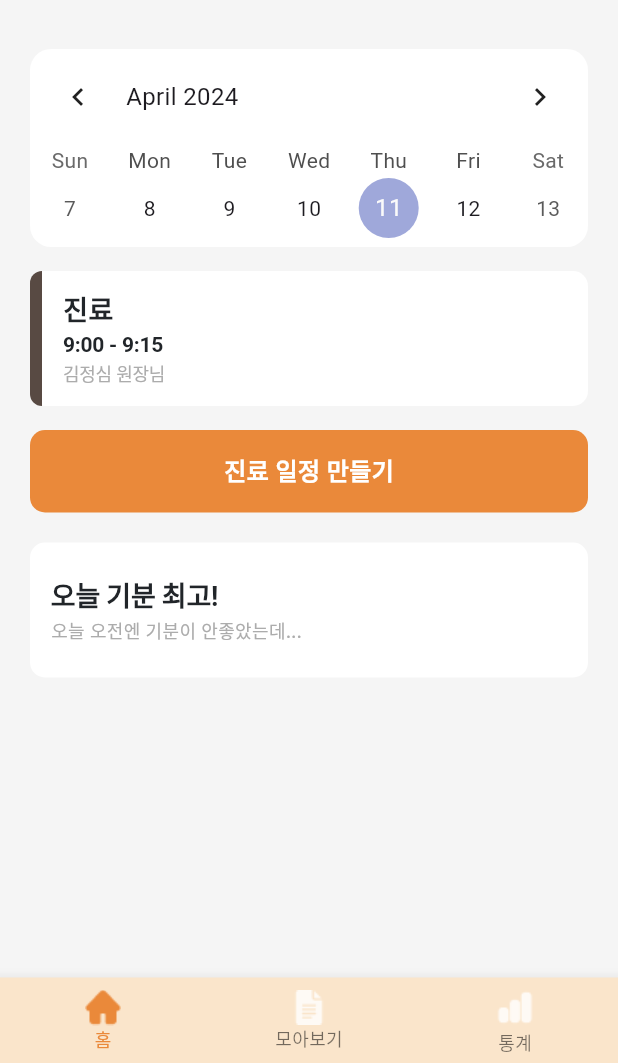
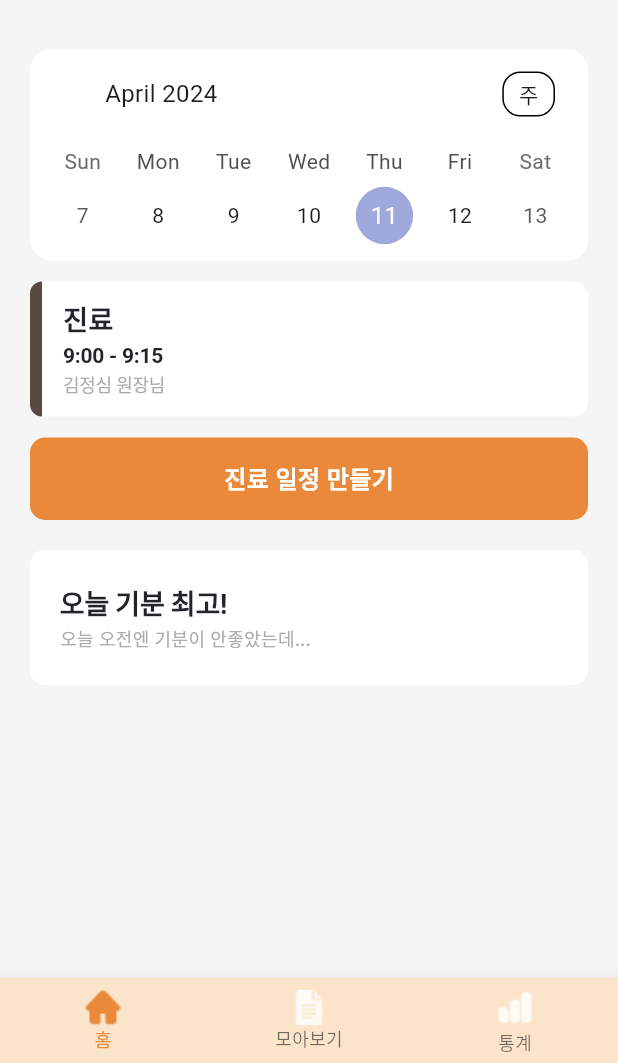
Before and after one commit to b14nc444/mindlog, a Flutter app: the screen it shows after launch, on a phone screen of 412 x 824 dp, the part 173-1236 px from its top. Run offline on Flutter 3.47's test engine with Material 3 defaults, Android fonts, the light colour scheme and no system bars; drawn by our look-alikes of table_calendar.

Commit message:
widget to component - home appointment, mindlog lists

```diff
--- /dev/null
+++ b/lib/component/appointment_list.dart
@@ -0,0 +1,82 @@
+import 'package:flutter/material.dart';
+
+import '../const/visual.dart';
+
+class appointmentList extends StatelessWidget {
+  final String appointmentTime;
+  final String doctor;
+
+  const appointmentList({
+    super.key, required this.appointmentTime, required this.doctor
+  });
+
+
+  @override
+  Widget build(BuildContext context) {
+    return Column(
+      children: [
+        Container(
+          decoration: BoxDecoration(
+              color: Colors.white,
+              borderRadius: BorderRadius.circular(10)
+          ),
+          child: SizedBox(
+            height: 90,
+            child: Row(
+              children: [
+                Container(
+                  width: 8,
+                  height: 90,
+                  decoration: const ShapeDecoration(
+                    color: secondaryColor3,
+                    shape: RoundedRectangleBorder(
+                      borderRadius: BorderRadius.only(
+                        topLeft: Radius.circular(10),
+                        bottomLeft: Radius.circular(10),
+                      ),
+                    ),
+                  ),
+                ),
+                Padding(
+                  padding: EdgeInsets.fromLTRB(14, 12, 0, 12),
+                  child: Column(
+                    mainAxisAlignment: MainAxisAlignment.spaceEvenly,
+                    crossAxisAlignment: CrossAxisAlignment.start,
+                    children: [
+                      Text('진료',
+                        style: TextStyle(
+                          color: basicBlack,
+                          fontSize: 18,
+                          fontWeight: FontWeight.w700,
+                        ),
+                      ),
+                      Text(appointmentTime,
+                        style: TextStyle(
+                            color: basicBlack,
+                            fontSize: 14,
+                            fontWeight: FontWeight.w600,
+                            letterSpacing: -0.15
+                        ),
+                      ),
+                      Text(doctor,
+                        style: TextStyle(
+                            color: typographyGray,
+                            fontSize: 12,
+                            fontWeight: FontWeight.w500,
+                            letterSpacing: -0.15
+                        ),
+                      ),
+                    ],
+                  ),
+                ),
+              ],
+            ),
+          ),
+        ),
+        SizedBox(
+          height: 10,
+        )
+      ],
+    );
+  }
+}
--- a/lib/component/calendar.dart
+++ b/lib/component/calendar.dart
@@ -1,10 +1,19 @@
+import 'package:flutter/cupertino.dart';
 import 'package:flutter/material.dart';
 import 'package:table_calendar/table_calendar.dart';
 
-class Calendar extends StatelessWidget {
+class Calendar extends StatefulWidget {
 
+  @override
+  State<Calendar> createState() => _CalendarState();
+}
+
+class _CalendarState extends State<Calendar> {
   DateTime? _selectedDay;
   DateTime _focusedDay = DateTime.now();
+
+  CalendarFormat _calendarFormat = CalendarFormat.week;
+
 
   @override
   Widget build(BuildContext context) {
@@ -12,34 +21,40 @@
       firstDay: DateTime.utc(2010, 1, 1),
       lastDay: DateTime.utc(2050, 12, 31),
       focusedDay: _focusedDay,
-      calendarFormat: CalendarFormat.week,
-      headerStyle: HeaderStyle(
-          formatButtonVisible: false,
+      calendarFormat: _calendarFormat,
+      availableCalendarFormats: const {
+        CalendarFormat.month: '주',
+        CalendarFormat.week: '월',
+      },
+      onFormatChanged: (format) {
+        setState(() {
+          _calendarFormat = format;
+        });
+      },
+      rowHeight: 60, // 요일쪽
+      daysOfWeekHeight: 16, // 날짜쪽
+      headerStyle: const HeaderStyle(
+          // formatButtonVisible: false,
+          leftChevronVisible: false, // 왼쪽 화살표 숨기기
+          rightChevronVisible: false, // 오른쪽 화살표 숨기기
           titleTextStyle: TextStyle(
               fontSize: 16
-          )
+          ),
+        headerPadding: EdgeInsets.fromLTRB(40, 15, 12, 20),
       ),
       selectedDayPredicate: (day) => isSameDay(_selectedDay, day),
-      // onDaySelected: (selectedDay, focusedDay) {
-      //   if (!isSameDay(_selectedDay, selectedDay)) {
-      //     setState(() {
-      //       _selectedDay = selectedDay;
-      //       _focusedDay = focusedDay;
-      //     });
-      //   }
-      //   },  // select the day tapped
-    // onFormatChanged: (format) {
-    //   if (_calendarFormat != format) {
-    //     // Call `setState()` when updating calendar format
-    //     setState(() {
-    //       _calendarFormat = format;
-    //     });
-    //   }
-    // },
-    onPageChanged: (focusedDay) {
-    // No need to call `setState()` here
-    _focusedDay = focusedDay;
-    },
+      onDaySelected: (selectedDay, focusedDay) {
+        if (!isSameDay(_selectedDay, selectedDay)) {
+          setState(() {
+            _selectedDay = selectedDay;
+            _focusedDay = focusedDay;
+          });
+        }
+        },  // select the day tapped
+        onPageChanged: (focusedDay) {
+        // No need to call `setState()` here
+        _focusedDay = focusedDay;
+      },
     // eventLoader: (day) {
     //   return _getEventsForDay(day);
     // },
--- /dev/null
+++ b/lib/component/mindlog_list.dart
@@ -0,0 +1,57 @@
+import 'package:flutter/material.dart';
+
+import '../const/visual.dart';
+
+class mindlogList extends StatelessWidget {
+  final String mindlogTitle;
+  final String contents;
+
+  const mindlogList({
+    super.key, required this.mindlogTitle, required this.contents
+  });
+
+  @override
+  Widget build(BuildContext context) {
+    return Column(
+      crossAxisAlignment: CrossAxisAlignment.stretch,
+      children: [
+        Container(
+          decoration: BoxDecoration(
+              color: Colors.white,
+              borderRadius: BorderRadius.circular(10)
+          ),
+          child: SizedBox(
+            height: 90,
+            child: Padding(
+              padding: EdgeInsets.fromLTRB(20, 22, 0, 22),
+              child: Column(
+                mainAxisAlignment: MainAxisAlignment.spaceEvenly,
+                crossAxisAlignment: CrossAxisAlignment.start,
+                children: [
+                  Text(mindlogTitle,
+                    style: TextStyle(
+                        color: basicBlack,
+                        fontSize: 18,
+                        fontWeight: FontWeight.w700,
+                        letterSpacing: -0.2
+                    ),
+                  ),
+                  Text(contents,
+                    style: TextStyle(
+                        color: typographyGray,
+                        fontSize: 12,
+                        fontWeight: FontWeight.w500
+                    ),
+                  ),
+                ],
+              ),
+            ),
+          ),
+        ),
+        SizedBox(
+          height: 10,
+        )
+      ],
+    );
+  }
+}
--- a/lib/screen/homeScreen.dart
+++ b/lib/screen/homeScreen.dart
@@ -1,7 +1,9 @@
 import 'package:flutter/cupertino.dart';
 import 'package:flutter/material.dart';
 import 'package:mindlog_app/component/appbar.dart';
+import 'package:mindlog_app/component/appointment_list.dart';
 import 'package:mindlog_app/component/calendar.dart';
+import 'package:mindlog_app/component/mindlog_list.dart';
 import 'package:mindlog_app/component/navigator.dart';
 import 'package:mindlog_app/const/visual.dart';
 import 'package:table_calendar/table_calendar.dart';
@@ -44,84 +46,40 @@
   Widget build(BuildContext context) {
     return Scaffold(
       appBar: renderAppBarHome(),
-      body: Column(
+      body: SingleChildScrollView(
+        child: Column(
+          crossAxisAlignment: CrossAxisAlignment.stretch,
           children: [
             Padding(
               padding: const EdgeInsets.all(20.0),
-            child: Container(
               child: Column(
-                crossAxisAlignment: CrossAxisAlignment.stretch,
                 children: [
                   Container(
                       decoration: BoxDecoration(
                           color: Colors.white,
                           borderRadius: BorderRadius.circular(14)
                       ),
-                      child: Calendar()
+                      child: Padding(
+                        padding: const EdgeInsets.fromLTRB(10, 0, 10, 0),
+                        child: Calendar(),
+                      )
                   ),
+                  Column(
+                    crossAxisAlignment: CrossAxisAlignment.stretch,
+                    children: [
                       const SizedBox(
-                    height: 16,
+                        height: 14,
                       ),
-                  Container(
-                    decoration: BoxDecoration(
-                        color: Colors.white,
-                        borderRadius: BorderRadius.circular(10)
+                      const appointmentList(
+                          appointmentTime: '9:00 - 9:15',
+                          doctor: '김정심 원장님'
                       ),
-                    child: SizedBox(
-                      height: 90,
-                      child: Row(
-                        children: [
-                          Container(
-                            width: 8,
-                            height: 90,
-                            decoration: const ShapeDecoration(
-                              color: secondaryColor3,
-                              shape: RoundedRectangleBorder(
-                                borderRadius: BorderRadius.only(
-                                  topLeft: Radius.circular(10),
-                                  bottomLeft: Radius.circular(10),
-                                ),
-                              ),
-                            ),
-                          ),
-                          const Padding( ///////진료 컴포넌트 따로 빼기
-                            padding: EdgeInsets.fromLTRB(14, 12, 0, 12),
-                            child: Column(
-                              mainAxisAlignment: MainAxisAlignment.spaceEvenly,
-                              crossAxisAlignment: CrossAxisAlignment.start,
-                              children: [
-                                Text('진료',
-                                  style: TextStyle(
-                                    color: basicBlack,
-                                    fontSize: 18,
-                                    fontWeight: FontWeight.w700,
-                                  ),
-                                ),
-                                Text('9:00 - 9:15',
-                                  style: TextStyle(
-                                      color: basicBlack,
-                                      fontSize: 14,
-                                      fontWeight: FontWeight.w600,
-                                      letterSpacing: -0.15
-                                  ),
-                                ),
-                                Text('김정심 원장님',
-                                  style: TextStyle(
-                                      color: typographyGray,
-                                      fontSize: 12,
-                                      fontWeight: FontWeight.w500,
-                                      letterSpacing: -0.15
-                                  ),
-                                ),
-                              ],
-                            ),
-                          ),
-                        ],
-                      ),
-                    ),
-                  ),
+                      // const appointmentList(
+                      //     appointmentTime: '9:00 - 9:15',
+                      //     doctor: '김정심11 원장님'
+                      // ),
                       const SizedBox(
-                    height: 16,
+                        height: 4,
                       ),
                       Container(
                         decoration: BoxDecoration(
@@ -144,44 +102,17 @@
                       const SizedBox(
                         height: 20,
                       ),
-                  Container(
-                    decoration: BoxDecoration(
-                        color: Colors.white,
-                        borderRadius: BorderRadius.circular(10)
-                    ),
-                    child: const SizedBox(
-                      height: 90,
-                      child: Padding( ////////////컴포넌트 따로 빼기
-                        padding: EdgeInsets.fromLTRB(14, 22, 0, 22),
-                        child: Column(
-                          mainAxisAlignment: MainAxisAlignment.spaceEvenly,
-                          crossAxisAlignment: CrossAxisAlignment.start,
-                          children: [
-                            Text('오늘 기분 최고!',
-                              style: TextStyle(
-                                  color: basicBlack,
-                                  fontSize: 18,
-                                  fontWeight: FontWeight.w700,
-                                  letterSpacing: -0.2
-                              ),
-                            ),
-                            Text('오늘 오전엔 기분이 안좋았는데...',
-                              style: TextStyle(
-                                  color: typographyGray,
-                                  fontSize: 12,
-                                  fontWeight: FontWeight.w500
-                              ),
+                      const mindlogList(
+                          mindlogTitle: '오늘 기분 최고!',
+                          contents: '오늘 오전엔 기분이 안좋았는데...'
                       ),
                     ],
                   ),
-                      ),
-                    ),
-                  ),
                 ],
-              ),
               ),
             )
           ],
+        ),
       ),
       bottomNavigationBar: renderBottomNavigationBar(
         currentIndex: _selectedIndex,
```
Lines whose indentation alone changed are shown as unchanged.
